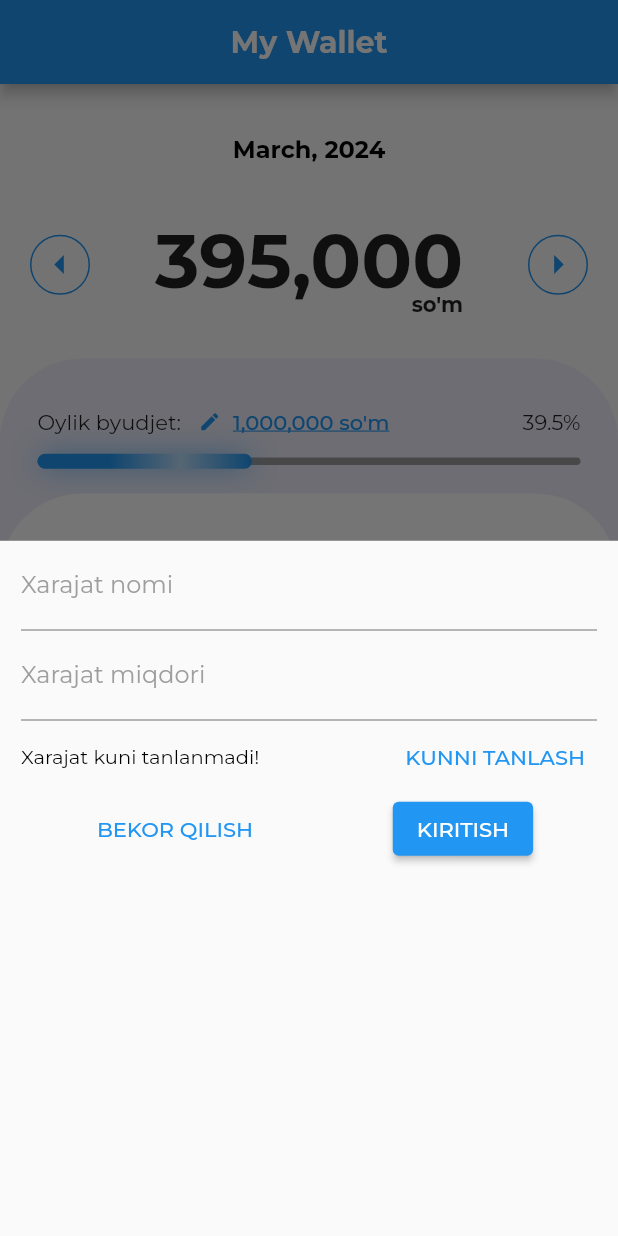
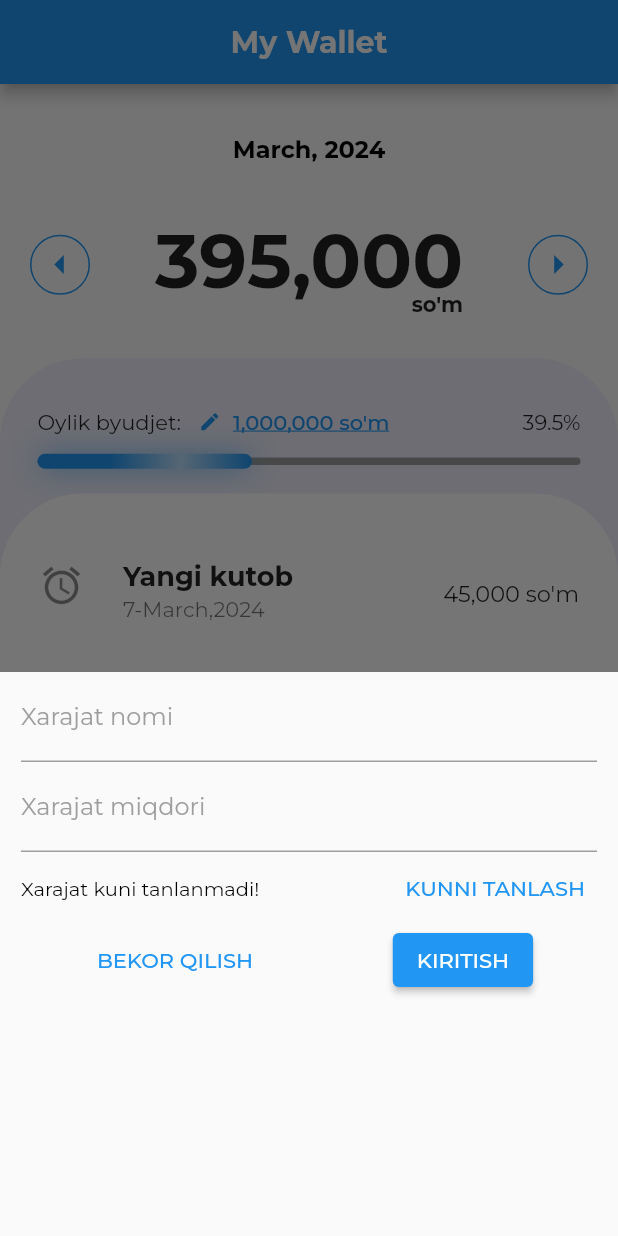
Before and after one commit to umar200000/homwork_all, a Flutter app: the screen it shows after launch, after a tap on the "add" icon, on a phone screen of 412 x 824 dp. Run offline on Flutter 3.47's test engine with Material 3 defaults, Android fonts, the phone set to English and light mode, and no system bars; our stand-ins replace google_fonts, month_picker_dialog, vibration.

Commit message:
now in offise

```diff
--- a/lib/my_wallet.dart
+++ b/lib/my_wallet.dart
@@ -57,6 +57,7 @@ class _MyWalletState extends State<MyWallet> {
   void showBottomWindow(BuildContext context) {
     showModalBottomSheet(
         isDismissible: false,
+        isScrollControlled: true,
         context: context,
         builder: (ctx) {
           return BottomSheet1(addNewExpense);
@@ -90,6 +91,12 @@ class _MyWalletState extends State<MyWallet> {
       b++;
     }
     return s.split("").reversed.join();
+  }
+
+  void removeExpense(String id) {
+    setState(() {
+      expenseList.deleteExpense(id);
+    });
   }
 
   void changeBudget(BuildContext context) {
@@ -170,7 +177,7 @@ class _MyWalletState extends State<MyWallet> {
               children: [
                 ProgressBar(int.parse(spentMoneyAmount()), changeBudget,
                     budget.replaceAll(" ", ",")),
-                ExpenseList(expenseList.getListByTime(dateTime)),
+                ExpenseList(expenseList.getListByTime(dateTime), removeExpense),
               ],
             ),
           )
--- a/lib/pages/bottom_sheet.dart
+++ b/lib/pages/bottom_sheet.dart
@@ -3,14 +3,14 @@ import 'package:flutter/services.dart';
 import 'package:intl/intl.dart';
 import 'package:vibration/vibration.dart';
 
-class NumberFormatter extends TextInputFormatter {
-  @override
-  TextEditingValue formatEditUpdate(
-      TextEditingValue oldValue, TextEditingValue newValue) {
-    final formatter = NumberFormat('#,###', 'ru-RU');
-    return TextEditingValue(text: formatter.format(int.parse(newValue.text)));
-  }
-}
+// class NumberFormatter extends TextInputFormatter {
+//   @override
+//   TextEditingValue formatEditUpdate(
+//       TextEditingValue oldValue, TextEditingValue newValue) {
+//     final formatter = NumberFormat('#,###', 'ru-RU');
+//     return TextEditingValue(text: formatter.format(int.parse(newValue.text)));
+//   }
+// }
 
 class BottomSheet1 extends StatefulWidget {
   final void Function(String title, DateTime time, String sum) addNewExpense;
@@ -54,21 +54,21 @@ class _BottomSheet1State extends State<BottomSheet1> {
     dateTime == null ? c = 1 : c = 0;
   }
 
-  // String moneyFormat(String str) {
-  //   str = str.replaceAll(RegExp(r'[^0-9]'), '');
-  //   String s = "";
-  //   int b = 0;
-  //   for (int i = str.length - 1; i >= 0; i--) {
-  //     if (b == 3) {
-  //       s += " ";
-  //       b = 0;
-  //     }
-  //     s += str[i];
-  //     b++;
-  //     print(b);
-  //   }
-  //   return s.split("").reversed.join();
-  // }
+  String moneyFormat(String str) {
+    str = str.replaceAll(RegExp(r'[^0-9]'), '');
+    String s = "";
+    int b = 0;
+    for (int i = str.length - 1; i >= 0; i--) {
+      if (b == 3) {
+        s += " ";
+        b = 0;
+      }
+      s += str[i];
+      b++;
+      print(b);
+    }
+    return s.split("").reversed.join();
+  }
 
   void snackBar() {
     setState(() {
@@ -86,6 +86,11 @@ class _BottomSheet1State extends State<BottomSheet1> {
   Widget build(BuildContext context) {
     return Padding(
       padding: const EdgeInsets.symmetric(horizontal: 14.0),
+      child: SingleChildScrollView(
+        padding: EdgeInsets.only(
+            bottom: MediaQuery.of(context).viewInsets.bottom > 0
+                ? MediaQuery.of(context).viewInsets.bottom
+                : 100),
         child: Column(
           children: [
             TextField(
@@ -113,17 +118,17 @@ class _BottomSheet1State extends State<BottomSheet1> {
               keyboardType: TextInputType.number,
               onChanged: (text) {
                 setState(() {
-                // text2.text = moneyFormat(text);
+                  text2.text = moneyFormat(text);
 
                   if (text2.text.isNotEmpty) {
                     b = 0;
                   }
                 });
               },
-            inputFormatters: [
-              FilteringTextInputFormatter.digitsOnly,
-              NumberFormatter(),
-            ],
+              // inputFormatters: [
+              //   FilteringTextInputFormatter.digitsOnly,
+              //   NumberFormatter(),
+              // ],
               decoration: InputDecoration(
                 labelText: "Xarajat miqdori",
                 labelStyle: TextStyle(color: b == 0 ? Colors.grey : Colors.red),
@@ -226,8 +231,11 @@ class _BottomSheet1State extends State<BottomSheet1> {
                       ),
                     ),
                   )
-              : SizedBox(),
+                : SizedBox(
+                    height: 40,
+                  ),
           ],
+        ),
       ),
     );
   }
--- a/lib/pages/expense_list.dart
+++ b/lib/pages/expense_list.dart
@@ -5,7 +5,8 @@ import '../models/expense_model.dart';
 
 class ExpenseList extends StatelessWidget {
   final List<ExpenseModel> list;
-  const ExpenseList(this.list, {super.key});
+  final void Function(String id) removeExpense;
+  const ExpenseList(this.list, this.removeExpense, {super.key});
 
   @override
   Widget build(BuildContext context) {
@@ -13,6 +14,7 @@ class ExpenseList extends StatelessWidget {
         padding: const EdgeInsets.only(top: 90),
         child: Container(
           clipBehavior: Clip.hardEdge,
+          width: double.infinity,
           padding: EdgeInsets.symmetric(horizontal: 10),
           decoration: BoxDecoration(
             borderRadius: BorderRadius.vertical(
@@ -20,14 +22,51 @@ class ExpenseList extends StatelessWidget {
             ),
             color: Colors.white,
           ),
-        child: ListView.builder(
+          child: list.length > 0
+              ? ListView.builder(
                   padding: EdgeInsets.only(top: 30),
                   itemBuilder: (context, index) {
-            return OneItem(list[index]);
+                    return Dismissible(
+                      direction: DismissDirection.endToStart,
+                      resizeDuration: Duration(seconds: 1),
+                      movementDuration: Duration(seconds: 3),
+                      key: ValueKey<ExpenseModel>(list[index]),
+                      child: OneItem(list[index]),
+                      onDismissed: (DismissDirection direction) {
+                        removeExpense(list[index].id);
                       },
-          itemCount: list.length,
+                      background: Container(
+                        padding: EdgeInsets.only(right: 15),
+                        alignment: Alignment.centerRight,
+                        color: Colors.red,
+                        child: Icon(
+                          Icons.delete,
+                          color: Colors.white,
                         ),
                       ),
                     );
+                  },
+                  itemCount: list.length,
+                )
+              : Column(
+                  children: [
+                    SizedBox(
+                      height: 30,
+                    ),
+                    Text(
+                      "Xarajatlar yo'q",
+                      style:
+                          TextStyle(fontSize: 18, fontWeight: FontWeight.bold),
+                    ),
+                    SizedBox(
+                      height: 20,
+                    ),
+                    Image.asset(
+                      "assets/wallet.png",
+                      height: 200,
+                    ),
+                  ],
+                ),
+        ));
   }
 }
--- a/pubspec.yaml
+++ b/pubspec.yaml
@@ -61,8 +61,8 @@ flutter:
   uses-material-design: true
 
   # To add assets to your application, add an assets section, like this:
-  # assets:
-  #   - images/a_dot_burr.jpeg
+  assets:
+     - assets/wallet.png
   #   - images/a_dot_ham.jpeg
 
   # An image asset can refer to one or more resolution-specific "variants", see
```
Also changed, not shown: lib/models/expense_model.dart (+8 -1 lines), assets/wallet.png (added). Lines whose indentation alone changed are shown as unchanged.
